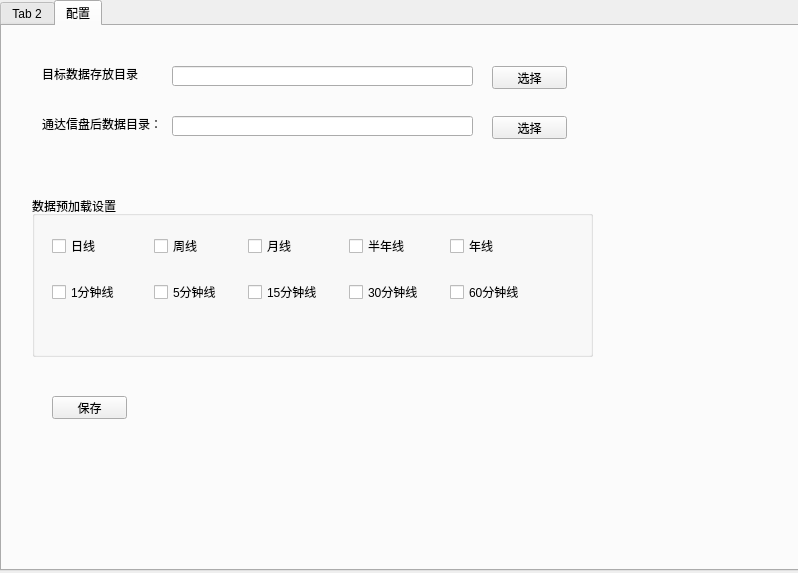
This is hikyuu_python/tools/maintain/MainWindow.ui in fasiondog/hikyuu as Qt 5 draws it before an edit. The edited form follows.
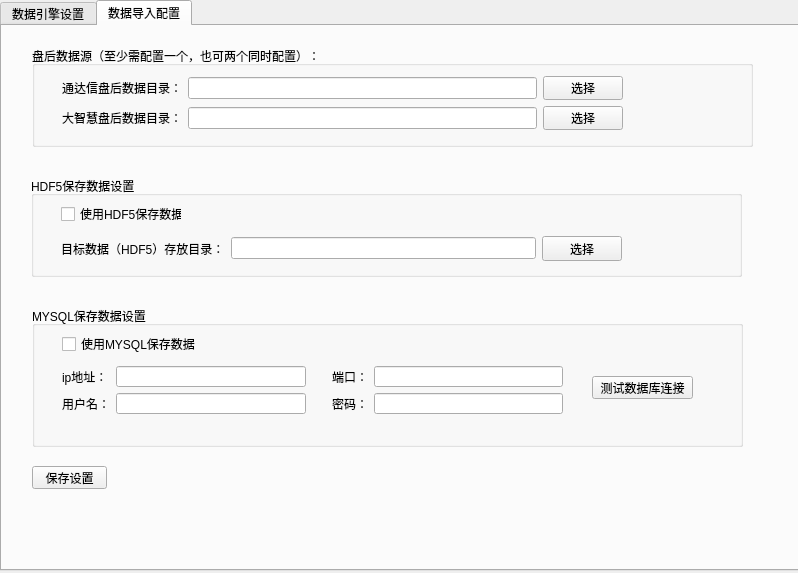
This is the edited form. The open tabs and pages were chosen to show the change.

Commit message: data maintain tools(continue)

Patch:
```diff
--- a/hikyuu_python/tools/maintain/MainWindow.ui
+++ b/hikyuu_python/tools/maintain/MainWindow.ui
@@ -28,85 +28,21 @@
     </property>
     <widget class="QWidget" name="tab_2">
      <attribute name="title">
-      <string>Tab 2</string>
+      <string>数据引擎设置</string>
      </attribute>
-    </widget>
-    <widget class="QWidget" name="tabConfig">
-     <attribute name="title">
-      <string>配置</string>
-     </attribute>
-     <widget class="QLabel" name="label">
-      <property name="geometry">
-       <rect>
-        <x>40</x>
-        <y>40</y>
-        <width>101</width>
-        <height>16</height>
-       </rect>
-      </property>
-      <property name="text">
-       <string>目标数据存放目录：</string>
-      </property>
-     </widget>
-     <widget class="QLineEdit" name="dataDirLineEdit">
-      <property name="geometry">
-       <rect>
-        <x>170</x>
-        <y>40</y>
-        <width>301</width>
-        <height>20</height>
-       </rect>
-      </property>
-     </widget>
-     <widget class="QPushButton" name="pushButton">
-      <property name="geometry">
-       <rect>
-        <x>490</x>
-        <y>40</y>
-        <width>75</width>
-        <height>23</height>
-       </rect>
-      </property>
-      <property name="text">
-       <string>选择</string>
-      </property>
-     </widget>
-     <widget class="QLabel" name="label_2">
-      <property name="geometry">
-       <rect>
-        <x>40</x>
-        <y>90</y>
-        <width>121</width>
-        <height>16</height>
-       </rect>
-      </property>
-      <property name="text">
-       <string>通达信盘后数据目录：</string>
-      </property>
-     </widget>
-     <widget class="QLineEdit" name="lineEdit_2">
-      <property name="geometry">
-       <rect>
-        <x>170</x>
-        <y>90</y>
-        <width>301</width>
-        <height>20</height>
-       </rect>
-      </property>
-     </widget>
      <widget class="QGroupBox" name="groupBox">
       <property name="geometry">
        <rect>
         <x>30</x>
-        <y>170</y>
+        <y>90</y>
         <width>561</width>
-        <height>161</height>
+        <height>121</height>
        </rect>
       </property>
       <property name="title">
        <string>数据预加载设置</string>
       </property>
-      <widget class="QWidget" name="">
+      <widget class="QWidget" name="layoutWidget">
        <property name="geometry">
         <rect>
          <x>20</x>
@@ -254,32 +190,278 @@
        </layout>
       </widget>
      </widget>
-     <widget class="QPushButton" name="pushButton_2">
+     <widget class="QWidget" name="">
       <property name="geometry">
        <rect>
-        <x>490</x>
-        <y>90</y>
-        <width>75</width>
-        <height>23</height>
+        <x>30</x>
+        <y>30</y>
+        <width>201</width>
+        <height>22</height>
        </rect>
       </property>
-      <property name="text">
-       <string>选择</string>
-      </property>
+      <layout class="QHBoxLayout" name="horizontalLayout">
+       <item>
+        <widget class="QLabel" name="label_8">
+         <property name="text">
+          <string>使用数据库引擎：</string>
+         </property>
+        </widget>
+       </item>
+       <item>
+        <widget class="QComboBox" name="comboBox">
+         <item>
+          <property name="text">
+           <string>HDF5</string>
+          </property>
+         </item>
+         <item>
+          <property name="text">
+           <string>MYSQL</string>
+          </property>
+         </item>
+        </widget>
+       </item>
+      </layout>
      </widget>
+    </widget>
+    <widget class="QWidget" name="tabConfig">
+     <attribute name="title">
+      <string>数据导入配置</string>
+     </attribute>
      <widget class="QPushButton" name="pushButton_3">
       <property name="geometry">
        <rect>
-        <x>50</x>
-        <y>370</y>
+        <x>30</x>
+        <y>440</y>
         <width>75</width>
         <height>23</height>
        </rect>
       </property>
       <property name="text">
-       <string>保存</string>
+       <string>保存设置</string>
       </property>
      </widget>
+     <widget class="QGroupBox" name="groupBox_2">
+      <property name="geometry">
+       <rect>
+        <x>30</x>
+        <y>20</y>
+        <width>721</width>
+        <height>101</height>
+       </rect>
+      </property>
+      <property name="title">
+       <string>盘后数据源（至少需配置一个，也可两个同时配置）：</string>
+      </property>
+      <widget class="QWidget" name="">
+       <property name="geometry">
+        <rect>
+         <x>30</x>
+         <y>30</y>
+         <width>561</width>
+         <height>54</height>
+        </rect>
+       </property>
+       <layout class="QGridLayout" name="gridLayout_2">
+        <item row="0" column="0">
+         <widget class="QLabel" name="label_2">
+          <property name="text">
+           <string>通达信盘后数据目录：</string>
+          </property>
+         </widget>
+        </item>
+        <item row="0" column="1">
+         <widget class="QLineEdit" name="tdxDirLineEdit"/>
+        </item>
+        <item row="0" column="2">
+         <widget class="QPushButton" name="pushButton_2">
+          <property name="text">
+           <string>选择</string>
+          </property>
+         </widget>
+        </item>
+        <item row="1" column="0">
+         <widget class="QLabel" name="label_3">
+          <property name="text">
+           <string>大智慧盘后数据目录：</string>
+          </property>
+         </widget>
+        </item>
+        <item row="1" column="1">
+         <widget class="QLineEdit" name="tdxDirLineEdit_2"/>
+        </item>
+        <item row="1" column="2">
+         <widget class="QPushButton" name="pushButton_4">
+          <property name="text">
+           <string>选择</string>
+          </property>
+         </widget>
+        </item>
+       </layout>
+      </widget>
+     </widget>
+     <widget class="QGroupBox" name="groupBox_3">
+      <property name="geometry">
+       <rect>
+        <x>29</x>
+        <y>150</y>
+        <width>711</width>
+        <height>101</height>
+       </rect>
+      </property>
+      <property name="title">
+       <string>HDF5保存数据设置</string>
+      </property>
+      <widget class="QWidget" name="">
+       <property name="geometry">
+        <rect>
+         <x>30</x>
+         <y>60</y>
+         <width>561</width>
+         <height>25</height>
+        </rect>
+       </property>
+       <layout class="QGridLayout" name="gridLayout_3">
+        <item row="0" column="0">
+         <widget class="QLabel" name="label">
+          <property name="text">
+           <string>目标数据（HDF5）存放目录：</string>
+          </property>
+         </widget>
+        </item>
+        <item row="0" column="1">
+         <widget class="QLineEdit" name="dataDirLineEdit"/>
+        </item>
+        <item row="0" column="2">
+         <widget class="QPushButton" name="pushButton">
+          <property name="text">
+           <string>选择</string>
+          </property>
+         </widget>
+        </item>
+       </layout>
+      </widget>
+      <widget class="QCheckBox" name="checkBox_11">
+       <property name="geometry">
+        <rect>
+         <x>30</x>
+         <y>30</y>
+         <width>121</width>
+         <height>16</height>
+        </rect>
+       </property>
+       <property name="text">
+        <string>使用HDF5保存数据</string>
+       </property>
+      </widget>
+     </widget>
+     <widget class="QGroupBox" name="groupBox_4">
+      <property name="geometry">
+       <rect>
+        <x>30</x>
+        <y>280</y>
+        <width>711</width>
+        <height>141</height>
+       </rect>
+      </property>
+      <property name="title">
+       <string>MYSQL保存数据设置</string>
+      </property>
+      <widget class="QCheckBox" name="checkBox_12">
+       <property name="geometry">
+        <rect>
+         <x>30</x>
+         <y>30</y>
+         <width>141</width>
+         <height>16</height>
+        </rect>
+       </property>
+       <property name="text">
+        <string>使用MYSQL保存数据</string>
+       </property>
+      </widget>
+      <widget class="QPushButton" name="pushButton_5">
+       <property name="geometry">
+        <rect>
+         <x>560</x>
+         <y>70</y>
+         <width>101</width>
+         <height>23</height>
+        </rect>
+       </property>
+       <property name="text">
+        <string>测试数据库连接</string>
+       </property>
+      </widget>
+      <widget class="QWidget" name="">
+       <property name="geometry">
+        <rect>
+         <x>30</x>
+         <y>60</y>
+         <width>501</width>
+         <height>48</height>
+        </rect>
+       </property>
+       <layout class="QGridLayout" name="gridLayout_4">
+        <item row="1" column="4">
+         <widget class="QLineEdit" name="lineEdit_4"/>
+        </item>
+        <item row="1" column="1">
+         <widget class="QLineEdit" name="lineEdit_3"/>
+        </item>
+        <item row="1" column="3">
+         <widget class="QLabel" name="label_7">
+          <property name="text">
+           <string>密码：</string>
+          </property>
+         </widget>
+        </item>
+        <item row="0" column="1">
+         <widget class="QLineEdit" name="lineEdit"/>
+        </item>
+        <item row="0" column="4">
+         <widget class="QLineEdit" name="lineEdit_2"/>
+        </item>
+        <item row="0" column="0">
+         <widget class="QLabel" name="label_4">
+          <property name="text">
+           <string>ip地址：</string>
+          </property>
+         </widget>
+        </item>
+        <item row="1" column="0">
+         <widget class="QLabel" name="label_6">
+          <property name="text">
+           <string>用户名：</string>
+          </property>
+         </widget>
+        </item>
+        <item row="0" column="3">
+         <widget class="QLabel" name="label_5">
+          <property name="text">
+           <string>端口：</string>
+          </property>
+         </widget>
+        </item>
+        <item row="0" column="2">
+         <spacer name="horizontalSpacer_2">
+          <property name="orientation">
+           <enum>Qt::Horizontal</enum>
+          </property>
+          <property name="sizeType">
+           <enum>QSizePolicy::Fixed</enum>
+          </property>
+          <property name="sizeHint" stdset="0">
+           <size>
+            <width>20</width>
+            <height>0</height>
+           </size>
+          </property>
+         </spacer>
+        </item>
+       </layout>
+      </widget>
+     </widget>
     </widget>
    </widget>
   </widget>
```
Left out of the diff: 2 changed lines with no effect on the pictures. The commit also changes 2 other files.
